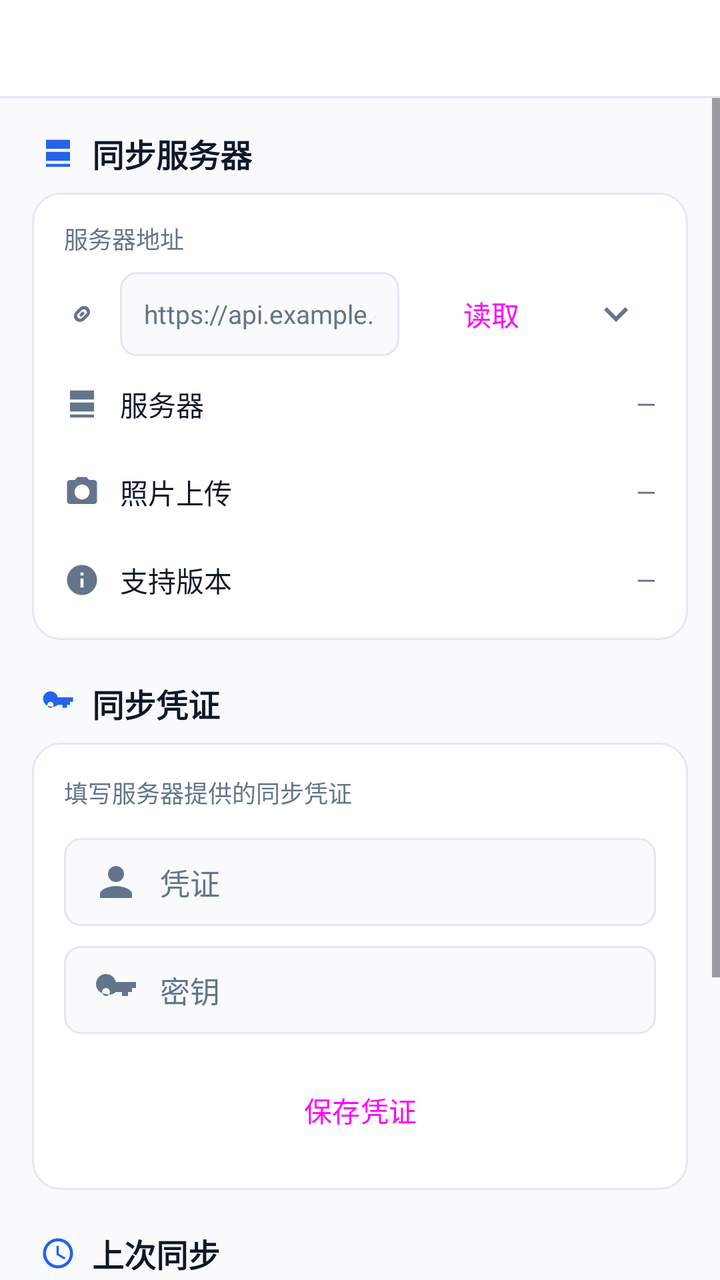
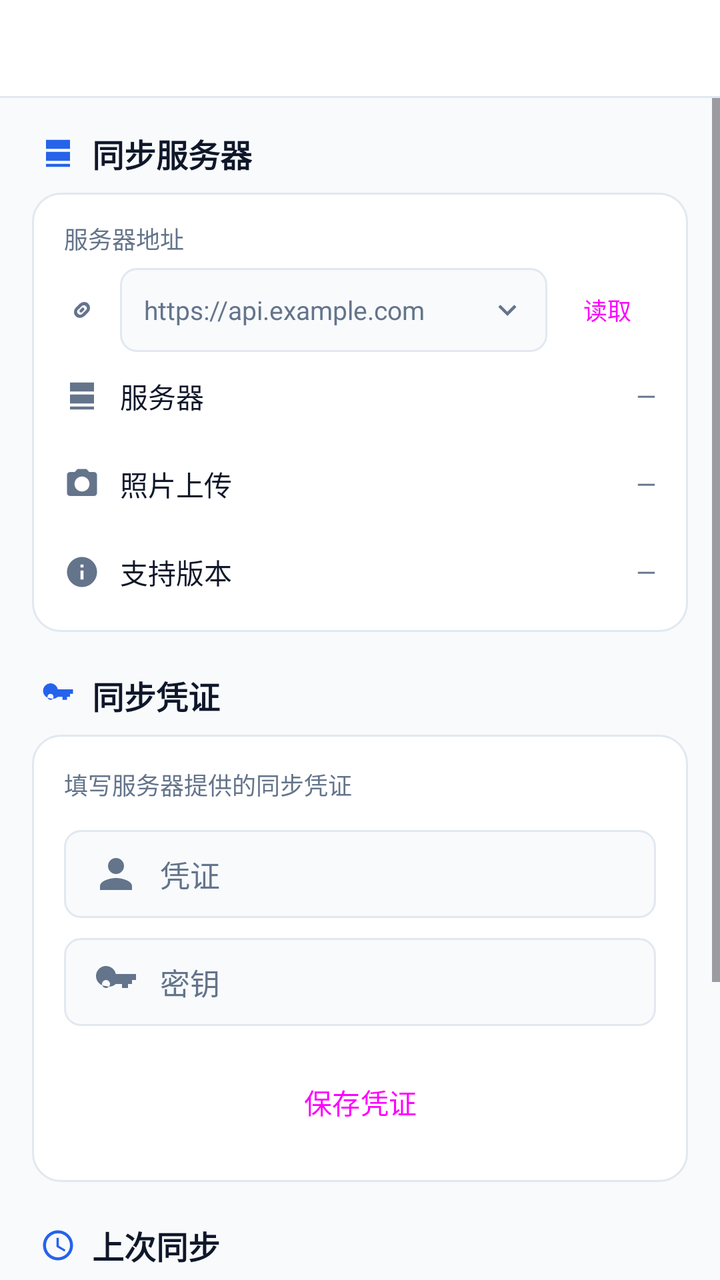

Compare the two renders of this Android layout. The source of the first and the diff that turns it into the second are given below.
<!-- AndroidManifest.xml: application theme Theme.CityFootprint -->
<!-- res/layout/activity_sync.xml -->
<?xml version="1.0" encoding="utf-8"?>
<LinearLayout xmlns:android="http://schemas.android.com/apk/res/android"
    xmlns:app="http://schemas.android.com/apk/res-auto"
    android:layout_width="match_parent"
    android:layout_height="match_parent"
    android:background="@color/bg"
    android:orientation="vertical">

    <include
        android:id="@+id/topBar"
        layout="@layout/view_top_bar"
        android:layout_width="match_parent"
        android:layout_height="wrap_content" />

    <ScrollView
        android:id="@+id/scroll"
        android:layout_width="match_parent"
        android:layout_height="0dp"
        android:layout_weight="1">

        <LinearLayout
            android:layout_width="match_parent"
            android:layout_height="wrap_content"
            android:orientation="vertical"
            android:padding="16dp">

            
            <LinearLayout
                android:layout_width="match_parent"
                android:layout_height="wrap_content"
                android:gravity="center_vertical"
                android:paddingStart="4dp"
                android:paddingBottom="8dp">

                <ImageView
                    android:layout_width="18dp"
                    android:layout_height="18dp"
                    android:contentDescription="@null"
                    android:src="@drawable/ic_server"
                    app:tint="@color/accent" />

                <TextView
                    android:layout_width="wrap_content"
                    android:layout_height="wrap_content"
                    android:layout_marginStart="8dp"
                    android:text="@string/sync_server_title"
                    android:textColor="@color/fg"
                    android:textSize="16sp"
                    android:textStyle="bold" />
            </LinearLayout>

            <LinearLayout
                android:layout_width="match_parent"
                android:layout_height="wrap_content"
                android:background="@drawable/bg_card"
                android:orientation="vertical"
                android:paddingTop="14dp"
                android:paddingBottom="8dp">

                <TextView
                    android:layout_width="match_parent"
                    android:layout_height="wrap_content"
                    android:paddingStart="16dp"
                    android:paddingEnd="16dp"
                    android:text="@string/sync_server_address"
                    android:textColor="@color/text_secondary"
                    android:textSize="12sp" />

                <LinearLayout
                    android:layout_width="match_parent"
                    android:layout_height="wrap_content"
                    android:gravity="center_vertical"
                    android:orientation="horizontal"
                    android:paddingStart="16dp"
                    android:paddingEnd="16dp"
                    android:paddingTop="6dp">

                    <ImageView
                        android:layout_width="18dp"
                        android:layout_height="18dp"
                        android:contentDescription="@null"
                        android:src="@drawable/ic_link"
                        app:tint="@color/text_tertiary" />

                    <EditText
                        android:id="@+id/inputServer"
                        android:layout_width="0dp"
                        android:layout_height="42dp"
                        android:layout_marginStart="10dp"
                        android:layout_weight="1"
                        android:background="@drawable/bg_input_box"
                        android:hint="https://api.example.com"
                        android:inputType="textUri"
                        android:maxLines="1"
                        android:paddingStart="12dp"
                        android:paddingEnd="12dp"
                        android:textColor="@color/fg"
                        android:textColorHint="@color/text_tertiary"
                        android:textSize="13sp" />

                    <Button
                        android:id="@+id/btnFetchServer"
                        style="?attr/materialButtonOutlinedStyle"
                        android:layout_width="wrap_content"
                        android:layout_height="46dp"
                        android:layout_marginStart="8dp"
                        android:minWidth="64dp"
                        android:text="@string/sync_server_fetch" />

                    <ImageButton
                        android:id="@+id/btnServerHistory"
                        android:layout_width="40dp"
                        android:layout_height="40dp"
                        android:layout_marginStart="4dp"
                        android:background="?attr/selectableItemBackgroundBorderless"
                        android:contentDescription="@string/sync_server_history"
                        android:src="@drawable/ic_arrow_down"
                        android:tint="@color/text_tertiary" />
                </LinearLayout>

                <LinearLayout
                    android:layout_width="match_parent"
                    android:layout_height="44dp"
                    android:gravity="center_vertical"
                    android:orientation="horizontal"
                    android:paddingStart="16dp"
                    android:paddingEnd="16dp">

                    <ImageView
                        android:layout_width="18dp"
                        android:layout_height="18dp"
                        android:contentDescription="@null"
                        android:src="@drawable/ic_server"
                        app:tint="@color/text_tertiary" />

                    <TextView
                        android:layout_width="0dp"
                        android:layout_height="wrap_content"
                        android:layout_marginStart="10dp"
                        android:layout_weight="1"
                        android:text="@string/sync_server_name"
                        android:textColor="@color/fg"
                        android:textSize="14sp" />

                    <TextView
                        android:id="@+id/textServerName"
                        android:layout_width="wrap_content"
                        android:layout_height="wrap_content"
                        android:text="—"
                        android:textColor="@color/text_secondary"
                        android:textSize="13sp" />
                </LinearLayout>

                <LinearLayout
                    android:layout_width="match_parent"
                    android:layout_height="44dp"
                    android:gravity="center_vertical"
                    android:orientation="horizontal"
                    android:paddingStart="16dp"
                    android:paddingEnd="16dp">

                    <ImageView
                        android:layout_width="18dp"
                        android:layout_height="18dp"
                        android:contentDescription="@null"
                        android:src="@drawable/ic_camera"
                        app:tint="@color/text_tertiary" />

                    <TextView
                        android:layout_width="0dp"
                        android:layout_height="wrap_content"
                        android:layout_marginStart="10dp"
                        android:layout_weight="1"
                        android:text="@string/sync_photo_support"
                        android:textColor="@color/fg"
                        android:textSize="14sp" />

                    <TextView
                        android:id="@+id/textPhotoSupport"
                        android:layout_width="wrap_content"
                        android:layout_height="wrap_content"
                        android:text="—"
                        android:textColor="@color/text_secondary"
                        android:textSize="13sp" />
                </LinearLayout>

                <LinearLayout
                    android:layout_width="match_parent"
                    android:layout_height="44dp"
                    android:gravity="center_vertical"
                    android:orientation="horizontal"
                    android:paddingStart="16dp"
                    android:paddingEnd="16dp">

                    <ImageView
                        android:layout_width="18dp"
                        android:layout_height="18dp"
                        android:contentDescription="@null"
                        android:src="@drawable/ic_info"
                        app:tint="@color/text_tertiary" />

                    <TextView
                        android:layout_width="0dp"
                        android:layout_height="wrap_content"
                        android:layout_marginStart="10dp"
                        android:layout_weight="1"
                        android:text="@string/sync_server_versions"
                        android:textColor="@color/fg"
                        android:textSize="14sp" />

                    <TextView
                        android:id="@+id/textVersionSupport"
                        android:layout_width="wrap_content"
                        android:layout_height="wrap_content"
                        android:text="—"
                        android:textColor="@color/text_secondary"
                        android:textSize="13sp" />
                </LinearLayout>
            </LinearLayout>

            
            <LinearLayout
                android:layout_width="match_parent"
                android:layout_height="wrap_content"
                android:layout_marginTop="20dp"
                android:gravity="center_vertical"
                android:paddingStart="4dp"
                android:paddingBottom="8dp">

                <ImageView
                    android:layout_width="18dp"
                    android:layout_height="18dp"
                    android:contentDescription="@null"
                    android:src="@drawable/ic_key"
                    app:tint="@color/accent" />

                <TextView
                    android:layout_width="wrap_content"
                    android:layout_height="wrap_content"
                    android:layout_marginStart="8dp"
                    android:text="@string/sync_credential_title"
                    android:textColor="@color/fg"
                    android:textSize="16sp"
                    android:textStyle="bold" />
            </LinearLayout>

            <LinearLayout
                android:layout_width="match_parent"
                android:layout_height="wrap_content"
                android:background="@drawable/bg_card"
                android:orientation="vertical"
                android:padding="16dp">

                <TextView
                    android:layout_width="match_parent"
                    android:layout_height="wrap_content"
                    android:text="@string/sync_credential_hint"
                    android:textColor="@color/text_secondary"
                    android:textSize="12sp" />

                <LinearLayout
                    android:id="@+id/groupLogin"
                    android:layout_width="match_parent"
                    android:layout_height="wrap_content"
                    android:layout_marginTop="14dp"
                    android:orientation="vertical">

                    <EditText
                        android:id="@+id/inputAccount"
                        android:layout_width="match_parent"
                        android:layout_height="44dp"
                        android:autofillHints="username"
                        android:background="@drawable/bg_input_box"
                        android:drawableStart="@drawable/ic_person"
                        android:drawablePadding="10dp"
                        android:drawableTint="@color/text_tertiary"
                        android:hint="@string/sync_credential_id"
                        android:inputType="text"
                        android:paddingStart="14dp"
                        android:paddingEnd="14dp"
                        android:textColor="@color/fg"
                        android:textColorHint="@color/text_tertiary"
                        android:textSize="15sp" />

                    <EditText
                        android:id="@+id/inputPassword"
                        android:layout_width="match_parent"
                        android:layout_height="44dp"
                        android:layout_marginTop="10dp"
                        android:autofillHints="password"
                        android:background="@drawable/bg_input_box"
                        android:drawableStart="@drawable/ic_key"
                        android:drawablePadding="10dp"
                        android:drawableTint="@color/text_tertiary"
                        android:hint="@string/sync_credential_key"
                        android:inputType="textPassword"
                        android:paddingStart="14dp"
                        android:paddingEnd="14dp"
                        android:textColor="@color/fg"
                        android:textColorHint="@color/text_tertiary"
                        android:textSize="15sp" />

                    <Button
                        android:id="@+id/btnLogin"
                        style="?attr/materialButtonOutlinedStyle"
                        android:layout_width="match_parent"
                        android:layout_height="48dp"
                        android:layout_marginTop="14dp"
                        android:text="@string/sync_credential_save" />
                </LinearLayout>

                <LinearLayout
                    android:id="@+id/groupAccount"
                    android:layout_width="match_parent"
                    android:layout_height="wrap_content"
                    android:layout_marginTop="14dp"
                    android:orientation="vertical"
                    android:visibility="gone">

                    <LinearLayout
                        android:layout_width="match_parent"
                        android:layout_height="wrap_content"
                        android:gravity="center_vertical"
                        android:orientation="horizontal">

                        <ImageView
                            android:layout_width="18dp"
                            android:layout_height="18dp"
                            android:contentDescription="@null"
                            android:src="@drawable/ic_person"
                            app:tint="@color/text_tertiary" />

                        <TextView
                            android:id="@+id/textSyncUser"
                            android:layout_width="wrap_content"
                            android:layout_height="wrap_content"
                            android:layout_marginStart="10dp"
                            android:textColor="@color/fg"
                            android:textSize="18sp"
                            android:textStyle="bold" />
                    </LinearLayout>

                    <TextView
                        android:id="@+id/textSyncUuid"
                        android:layout_width="match_parent"
                        android:layout_height="wrap_content"
                        android:layout_marginTop="4dp"
                        android:paddingStart="28dp"
                        android:textColor="@color/text_secondary"
                        android:textSize="12sp" />

                    <Button
                        android:id="@+id/btnLogout"
                        style="?attr/materialButtonOutlinedStyle"
                        android:layout_width="match_parent"
                        android:layout_height="48dp"
                        android:layout_marginTop="14dp"
                        android:text="@string/sync_logout" />
                </LinearLayout>
            </LinearLayout>

            
            <LinearLayout
                android:layout_width="match_parent"
                android:layout_height="wrap_content"
                android:layout_marginTop="20dp"
                android:gravity="center_vertical"
                android:paddingStart="4dp"
                android:paddingBottom="8dp">

                <ImageView
                    android:layout_width="18dp"
                    android:layout_height="18dp"
                    android:contentDescription="@null"
                    android:src="@drawable/ic_clock"
                    app:tint="@color/accent" />

                <TextView
                    android:layout_width="wrap_content"
                    android:layout_height="wrap_content"
                    android:layout_marginStart="8dp"
                    android:text="@string/sync_last_title"
                    android:textColor="@color/fg"
                    android:textSize="16sp"
                    android:textStyle="bold" />
            </LinearLayout>

            <LinearLayout
                android:layout_width="match_parent"
                android:layout_height="wrap_content"
                android:background="@drawable/bg_card"
                android:orientation="vertical"
                android:padding="16dp">

                <LinearLayout
                    android:layout_width="match_parent"
                    android:layout_height="wrap_content"
                    android:gravity="center_vertical"
                    android:orientation="horizontal">

                    <ImageView
                        android:layout_width="18dp"
                        android:layout_height="18dp"
                        android:contentDescription="@null"
                        android:src="@drawable/ic_clock"
                        app:tint="@color/text_tertiary" />

                    <TextView
                        android:id="@+id/textLastSync"
                        android:layout_width="0dp"
                        android:layout_height="wrap_content"
                        android:layout_marginStart="10dp"
                        android:layout_weight="1"
                        android:text="@string/sync_never"
                        android:textColor="@color/fg"
                        android:textSize="14sp" />

                    <ImageView
                        android:layout_width="18dp"
                        android:layout_height="18dp"
                        android:contentDescription="@null"
                        android:src="@drawable/ic_sync"
                        app:tint="@color/text_tertiary" />

                    <TextView
                        android:id="@+id/textLastDetail"
                        android:layout_width="wrap_content"
                        android:layout_height="wrap_content"
                        android:layout_marginStart="6dp"
                        android:textColor="@color/text_secondary"
                        android:textSize="12sp"
                        android:visibility="gone" />
                </LinearLayout>

                <TextView
                    android:layout_width="match_parent"
                    android:layout_height="wrap_content"
                    android:layout_marginTop="10dp"
                    android:text="@string/sync_data_note"
                    android:textColor="@color/text_secondary"
                    android:textSize="12sp" />

                <TextView
                    android:layout_width="match_parent"
                    android:layout_height="wrap_content"
                    android:layout_marginTop="4dp"
                    android:text="@string/sync_auto_note"
                    android:textColor="@color/text_tertiary"
                    android:textSize="12sp" />

                <Button
                    android:id="@+id/btnSyncNow"
                    style="?attr/materialButtonOutlinedStyle"
                    android:layout_width="match_parent"
                    android:layout_height="48dp"
                    android:layout_marginTop="14dp"
                    android:drawableStart="@drawable/ic_sync"
                    android:drawablePadding="8dp"
                    android:enabled="false"
                    android:text="@string/sync_now" />
            </LinearLayout>
        </LinearLayout>
    </ScrollView>
</LinearLayout>
<!-- res/layout/view_top_bar.xml (included above) -->
<?xml version="1.0" encoding="utf-8"?>
<LinearLayout xmlns:android="http://schemas.android.com/apk/res/android"
    style="@style/Widget.App.ShellBand">

    <LinearLayout
        android:layout_width="match_parent"
        android:layout_height="48dp"
        android:gravity="center_vertical"
        android:orientation="horizontal"
        android:paddingStart="16dp"
        android:paddingEnd="16dp">

        <ImageButton
            android:id="@+id/btnBack"
            android:layout_width="36dp"
            android:layout_height="36dp"
            android:layout_marginEnd="10dp"
            android:background="?attr/selectableItemBackgroundBorderless"
            android:contentDescription="@string/common_back"
            android:padding="6dp"
            android:src="@drawable/ic_back"
            android:tint="@color/sidebar_fg"
            android:visibility="gone" />

        <TextView
            android:id="@+id/title"
            android:layout_width="0dp"
            android:layout_height="wrap_content"
            android:layout_weight="1"
            android:ellipsize="end"
            android:maxLines="1"
            android:textColor="@color/sidebar_fg"
            android:textSize="16sp"
            android:textStyle="bold" />

        
        <ImageButton
            android:id="@+id/btnMenu"
            android:layout_width="36dp"
            android:layout_height="36dp"
            android:layout_marginStart="10dp"
            android:background="?attr/selectableItemBackgroundBorderless"
            android:contentDescription="@string/common_add"
            android:padding="6dp"
            android:src="@drawable/ic_add"
            android:tint="@color/sidebar_fg"
            android:visibility="gone" />

        <ImageButton
            android:id="@+id/btnSaveIcon"
            android:layout_width="36dp"
            android:layout_height="36dp"
            android:layout_marginStart="10dp"
            android:background="?attr/selectableItemBackgroundBorderless"
            android:contentDescription="@string/top_save"
            android:padding="6dp"
            android:src="@drawable/ic_floppy"
            android:tint="@color/sidebar_fg"
            android:visibility="gone" />

        
        <ImageButton
            android:id="@+id/btnDelete"
            android:layout_width="36dp"
            android:layout_height="36dp"
            android:layout_marginStart="10dp"
            android:background="?attr/selectableItemBackgroundBorderless"
            android:contentDescription="@string/edit_delete"
            android:padding="6dp"
            android:src="@drawable/ic_delete"
            android:tint="@color/destructive"
            android:visibility="gone" />
    </LinearLayout>

    <View style="@style/Widget.App.ShellDivider" />
</LinearLayout>
<!-- resources referenced by this layout -->
<resources>
  <color name="accent">#2563EB</color>
  <color name="bg">#F8FAFC</color>
  <color name="destructive">#DC2626</color>
  <color name="fg">#0F172A</color>
  <color name="sidebar_fg">#0F172A</color>
  <color name="text_secondary">#64748B</color>
  <color name="text_tertiary">#64748B</color>
  <!-- drawable bg_card (drawable) -->
  <?xml version="1.0" encoding="utf-8"?>
  <shape xmlns:android="http://schemas.android.com/apk/res/android"
      android:shape="rectangle">
      <corners android:radius="14dp" />
      <solid android:color="@color/card" />
      <stroke
          android:width="1dp"
          android:color="@color/border" />
  </shape>
  <string name="common_add">添加</string>
  <string name="common_back">返回</string>
  <string name="edit_delete">删除</string>
  <string name="sync_auto_note">开启后，启动应用或行程、打卡变化时会自动同步。</string>
  <string name="sync_credential_hint">填写服务器提供的同步凭证</string>
  <string name="sync_credential_id">凭证</string>
  <string name="sync_credential_key">密钥</string>
  <string name="sync_credential_save">保存凭证</string>
  <string name="sync_credential_title">同步凭证</string>
  <string name="sync_data_note">行程与手动打卡双向同步；成就、照片和设置不同步。冲突时会弹窗选择保留哪一边。</string>
  <string name="sync_last_title">上次同步</string>
  <string name="sync_logout">退出登录</string>
  <string name="sync_never">尚未同步</string>
  <string name="sync_now">立即同步</string>
  <string name="sync_photo_support">照片上传</string>
  <string name="sync_server_address">服务器地址</string>
  <string name="sync_server_fetch">读取</string>
  <string name="sync_server_history">选择服务器</string>
  <string name="sync_server_name">服务器</string>
  <string name="sync_server_title">同步服务器</string>
  <string name="sync_server_versions">支持版本</string>
  <string name="top_save">保存</string>
  <style name="Widget.App.ShellBand" parent="">
          <item name="android:layout_width">match_parent</item>
          <item name="android:layout_height">wrap_content</item>
          <item name="android:background">@color/sidebar</item>
          <item name="android:orientation">vertical</item>
      </style>
  <style name="Widget.App.ShellDivider" parent="">
          <item name="android:layout_width">match_parent</item>
          <item name="android:layout_height">1dp</item>
          <item name="android:background">@color/sidebar_border</item>
      </style>
  <color name="card">#FFFFFF</color>
  <color name="border">#E2E8F0</color>
  <color name="popover">#F8FAFC</color>
  <color name="sidebar">#FFFFFF</color>
  <color name="sidebar_border">#E2E8F0</color>
  <color name="accent_light">#EFF6FF</color>
  <color name="on_accent">#FFFFFF</color>
  <color name="accent_soft_fg">#1D4ED8</color>
  <color name="muted_fg">#64748B</color>
  <color name="muted">#E2E8F0</color>
  <color name="window_bg_light">#FFFFFF</color>
  <style name="Widget.App.CardView" parent="Widget.Material3.CardView.Outlined">
          <item name="cardCornerRadius">14dp</item>
          <item name="cardElevation">0dp</item>
          <item name="cardBackgroundColor">@color/card</item>
          <item name="strokeColor">@color/border</item>
          <item name="strokeWidth">1dp</item>
      </style>
  <style name="Widget.App.Button" parent="Widget.Material3.Button">
          <item name="cornerRadius">999dp</item>
      </style>
  <style name="Widget.App.PopupMenu" parent="Widget.Material3.PopupMenu">
          <item name="android:popupBackground">@drawable/bg_popup_menu</item>
          
          <item name="dropdownListPreferredItemHeight">52dp</item>
          <item name="android:textAppearanceLargePopupMenu">@style/TextAppearance.App.PopupMenuItem</item>
      </style>
  <style name="TextAppearance.App.PopupMenuItem" parent="TextAppearance.Material3.BodyLarge">
          <item name="android:textColor">@color/fg</item>
          <item name="android:textSize">15sp</item>
      </style>
  <!-- unchanged entries left out for length: 16 -->
</resources>

<!-- the commit's change to res/layout/activity_sync.xml (unified diff, before → after) -->
@@ -82,40 +82,53 @@
                         android:src="@drawable/ic_link"
                         app:tint="@color/text_tertiary" />
 
-                    <EditText
-                        android:id="@+id/inputServer"
+                    <FrameLayout
                         android:layout_width="0dp"
                         android:layout_height="42dp"
                         android:layout_marginStart="10dp"
-                        android:layout_weight="1"
-                        android:background="@drawable/bg_input_box"
-                        android:hint="https://api.example.com"
-                        android:inputType="textUri"
-                        android:maxLines="1"
-                        android:paddingStart="12dp"
-                        android:paddingEnd="12dp"
-                        android:textColor="@color/fg"
-                        android:textColorHint="@color/text_tertiary"
-                        android:textSize="13sp" />
+                        android:layout_weight="1">
+
+                        <EditText
+                            android:id="@+id/inputServer"
+                            android:layout_width="match_parent"
+                            android:layout_height="42dp"
+                            android:background="@drawable/bg_input_box"
+                            android:hint="https://api.example.com"
+                            android:inputType="textUri"
+                            android:maxLines="1"
+                            android:paddingStart="12dp"
+                            android:paddingEnd="36dp"
+                            android:textColor="@color/fg"
+                            android:textColorHint="@color/text_tertiary"
+                            android:textSize="13sp" />
+
+                        <ImageView
+                            android:id="@+id/btnServerHistory"
+                            android:layout_width="24dp"
+                            android:layout_height="24dp"
+                            android:layout_gravity="end|center_vertical"
+                            android:layout_marginEnd="8dp"
+                            android:background="?attr/selectableItemBackgroundBorderless"
+                            android:contentDescription="@string/sync_server_history"
+                            android:padding="3dp"
+                            android:src="@drawable/ic_arrow_down"
+                            android:tint="@color/text_tertiary" />
+                    </FrameLayout>
 
                     <Button
                         android:id="@+id/btnFetchServer"
                         style="?attr/materialButtonOutlinedStyle"
                         android:layout_width="wrap_content"
-                        android:layout_height="46dp"
-                        android:layout_marginStart="8dp"
-                        android:minWidth="64dp"
-                        android:text="@string/sync_server_fetch" />
-
-                    <ImageButton
-                        android:id="@+id/btnServerHistory"
-                        android:layout_width="40dp"
-                        android:layout_height="40dp"
-                        android:layout_marginStart="4dp"
-                        android:background="?attr/selectableItemBackgroundBorderless"
-                        android:contentDescription="@string/sync_server_history"
-                        android:src="@drawable/ic_arrow_down"
-                        android:tint="@color/text_tertiary" />
+                        android:layout_height="38dp"
+                        android:layout_marginStart="6dp"
+                        android:insetTop="0dp"
+                        android:insetBottom="0dp"
+                        android:minHeight="0dp"
+                        android:minWidth="0dp"
+                        android:paddingStart="12dp"
+                        android:paddingEnd="12dp"
+                        android:text="@string/sync_server_fetch"
+                        android:textSize="12sp" />
                 </LinearLayout>
 
                 <LinearLayout
